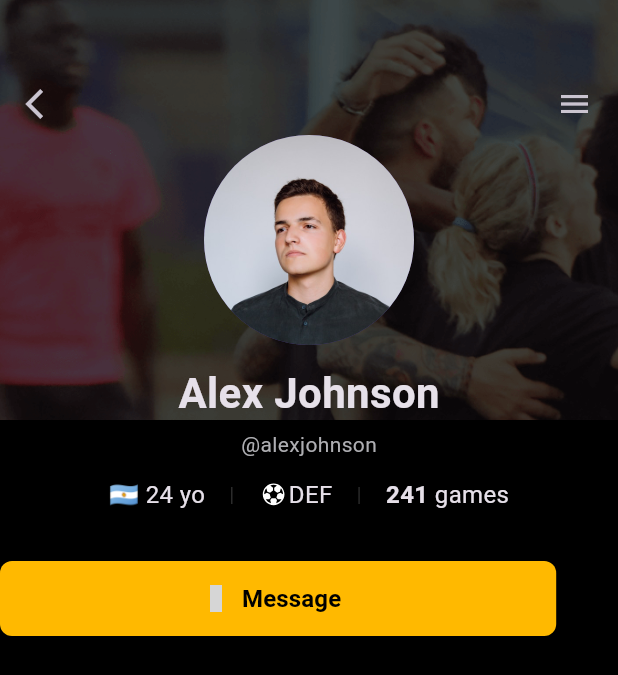
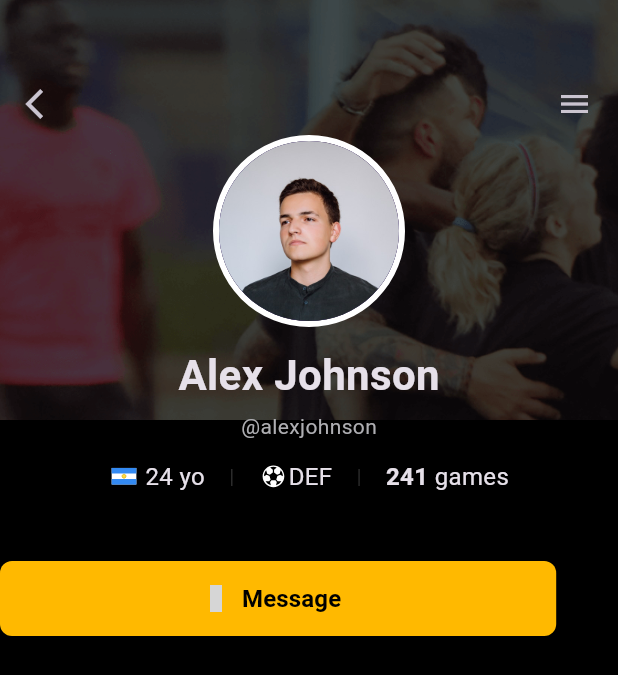
Before and after one commit to vladi2998/celebreak_profile_page, a Flutter app: the screen it shows after launch, on a phone screen of 412 x 824 dp. Shown: the top 675 px of the screen. Run offline on Flutter 3.47's test engine with Material 3 defaults, Android fonts, the phone set to English and light mode, and no system bars; our stand-ins replace eva_icons_flutter, flutter_svg; missing offline and left inert: dart:ffi; grey boxes are pictures that could not be loaded.

Commit message:
last style changes to profile_header widget

```diff
--- a/lib/src/features/profile/presentation/widgets/profile_header.dart
+++ b/lib/src/features/profile/presentation/widgets/profile_header.dart
@@ -49,10 +49,16 @@ class ProfileHeader extends StatelessWidget {
           top: 90,
           child: Column(
             children: [
-              const CircleAvatar(
-                radius: 70,
-                backgroundImage: AssetImage(
-                  'assets/images/png/user_profile_img.png',
+              Container(
+                decoration: BoxDecoration(
+                  shape: BoxShape.circle,
+                  border: Border.all(color: Colors.white, width: 4),
+                ),
+                child: const CircleAvatar(
+                  radius: 60,
+                  backgroundImage: AssetImage(
+                    'assets/images/png/user_profile_img.png',
+                  ),
                 ),
               ),
               const SizedBox(height: 12),
@@ -72,13 +78,14 @@ class ProfileHeader extends StatelessWidget {
               Row(
                 mainAxisAlignment: MainAxisAlignment.center,
                 children: [
-                  Text('🇦🇷 24 yo', style: TextStyle(fontSize: 16)),
-                  SizedBox(width: 16),
-                  Text(
-                    '|',
-                    style: TextStyle(color: Color.fromRGBO(48, 48, 48, 1)),
+                  SvgPicture.asset(
+                    'assets/images/svg/flag_arg.svg',
+                    width: 20,
+                    height: 12.5,
+                    semanticsLabel: 'Argentinas flag icon',
                   ),
-                  SizedBox(width: 16),
+                  Text(' 24 yo', style: TextStyle(fontSize: 16)),
+                  HorizontalDivider(),
                   SvgPicture.asset(
                     'assets/images/svg/ball.svg',
                     width: 20,
@@ -86,12 +93,7 @@ class ProfileHeader extends StatelessWidget {
                     semanticsLabel: 'Foot ball icon',
                   ),
                   Text('DEF', style: TextStyle(fontSize: 16)),
-                  SizedBox(width: 16),
-                  Text(
-                    '|',
-                    style: TextStyle(color: Color.fromRGBO(48, 48, 48, 1)),
-                  ),
-                  SizedBox(width: 16),
+                  HorizontalDivider(),
                   Text(
                     '241',
                     style: TextStyle(fontSize: 16, fontWeight: FontWeight.bold),
@@ -107,3 +109,16 @@ class ProfileHeader extends StatelessWidget {
     );
   }
 }
+
+class HorizontalDivider extends StatelessWidget {
+  @override
+  Widget build(BuildContext context) {
+    return Row(
+      children: [
+        SizedBox(width: 16),
+        Text('|', style: TextStyle(color: Color.fromRGBO(48, 48, 48, 1))),
+        SizedBox(width: 16),
+      ],
+    );
+  }
+}
```
Also changed, not shown: assets/images/svg/flag_arg.svg (added).
